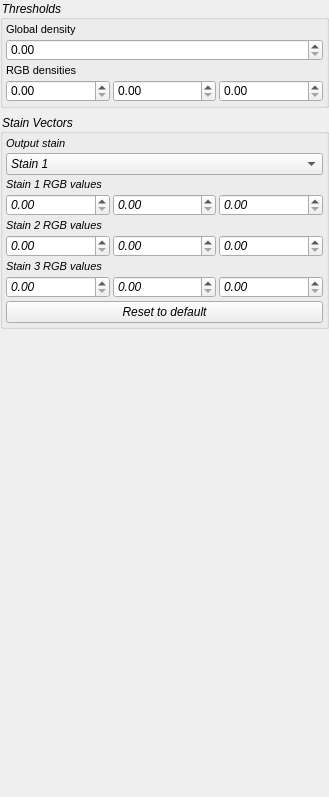
Qt form workstation/filters/ColorDeconvolutionFilter.ui (computationalpathologygroup/ASAP) before a commit.
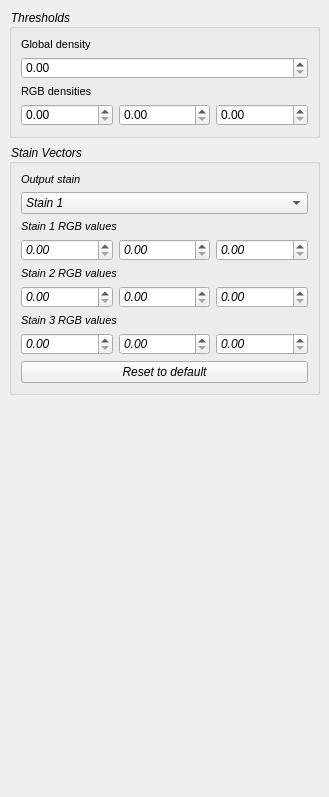
The same form after that commit.

```diff
--- a/workstation/filters/ColorDeconvolutionFilter.ui
+++ b/workstation/filters/ColorDeconvolutionFilter.ui
@@ -51,16 +51,16 @@
    </property>
    <layout class="QVBoxLayout" name="verticalLayout_4">
     <property name="leftMargin">
-     <number>0</number>
+     <number>9</number>
     </property>
     <property name="topMargin">
-     <number>0</number>
+     <number>9</number>
     </property>
     <property name="rightMargin">
-     <number>0</number>
+     <number>9</number>
     </property>
     <property name="bottomMargin">
-     <number>0</number>
+     <number>9</number>
     </property>
     <item>
      <widget class="QGroupBox" name="ThresholdBox">
@@ -69,19 +69,19 @@
       </property>
       <layout class="QVBoxLayout" name="verticalLayout">
        <property name="spacing">
-        <number>3</number>
+        <number>6</number>
        </property>
        <property name="leftMargin">
-        <number>3</number>
+        <number>9</number>
        </property>
        <property name="topMargin">
-        <number>3</number>
+        <number>9</number>
        </property>
        <property name="rightMargin">
-        <number>3</number>
+        <number>9</number>
        </property>
        <property name="bottomMargin">
-        <number>3</number>
+        <number>9</number>
        </property>
        <item>
         <widget class="QLabel" name="GlobalThresholdLabel">
@@ -195,19 +195,19 @@
       </property>
       <layout class="QVBoxLayout" name="verticalLayout_2">
        <property name="spacing">
-        <number>3</number>
+        <number>6</number>
        </property>
        <property name="leftMargin">
-        <number>3</number>
+        <number>9</number>
        </property>
        <property name="topMargin">
-        <number>3</number>
+        <number>9</number>
        </property>
        <property name="rightMargin">
-        <number>3</number>
+        <number>9</number>
        </property>
        <property name="bottomMargin">
-        <number>3</number>
+        <number>9</number>
        </property>
        <item>
         <widget class="QLabel" name="OutputStainLabel">
```
